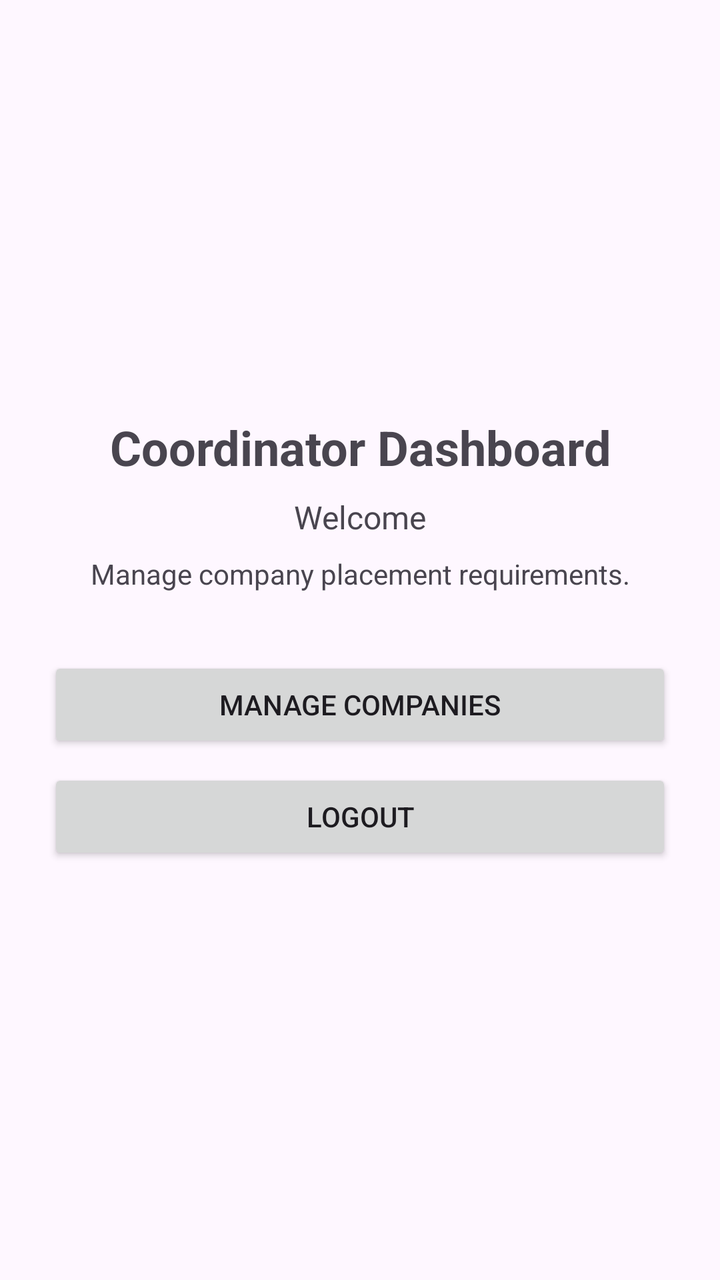
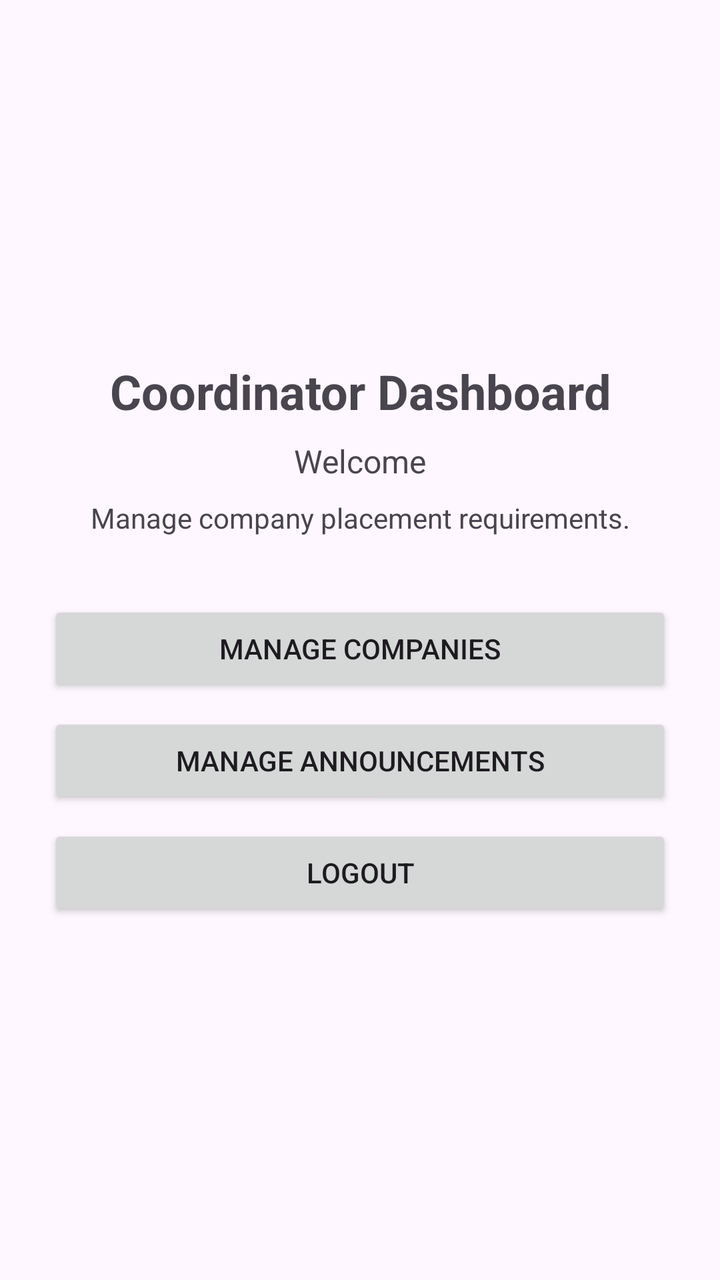

An Android layout rendered at two revisions. The XML below is the earlier revision; the diff shows what the commit changed to produce the second picture.
<!-- AndroidManifest.xml: application theme Theme.StudentSkillsPlacementTracker -->
<!-- res/layout/activity_coordinator_home.xml -->
<?xml version="1.0" encoding="utf-8"?>
<LinearLayout xmlns:android="http://schemas.android.com/apk/res/android"
    android:layout_width="match_parent"
    android:layout_height="match_parent"
    android:orientation="vertical"
    android:gravity="center"
    android:padding="24dp">

    <TextView
        android:id="@+id/coordinatorHomeTitleTextView"
        android:layout_width="wrap_content"
        android:layout_height="wrap_content"
        android:text="@string/coordinator_home_title"
        android:textSize="24sp"
        android:textStyle="bold"
        android:gravity="center"
        android:layout_marginBottom="8dp" />

    <TextView
        android:id="@+id/coordinatorWelcomeTextView"
        android:layout_width="match_parent"
        android:layout_height="wrap_content"
        android:text="@string/coordinator_home_welcome_unknown"
        android:textSize="16sp"
        android:gravity="center"
        android:layout_marginBottom="8dp" />

    <TextView
        android:layout_width="match_parent"
        android:layout_height="wrap_content"
        android:text="@string/coordinator_home_subtitle"
        android:textSize="14sp"
        android:gravity="center"
        android:layout_marginBottom="32dp" />

    <Button
        android:id="@+id/manageCompaniesButton"
        android:layout_width="match_parent"
        android:layout_height="wrap_content"
        android:layout_marginBottom="8dp"
        android:text="@string/btn_manage_companies" />

    <Button
        android:id="@+id/logoutButton"
        android:layout_width="match_parent"
        android:layout_height="wrap_content"
        android:text="@string/btn_logout" />

</LinearLayout>
<!-- resources referenced by this layout -->
<resources>
  <string name="btn_logout">Logout</string>
  <string name="btn_manage_companies">Manage Companies</string>
  <string name="coordinator_home_subtitle">Manage company placement requirements.</string>
  <string name="coordinator_home_title">Coordinator Dashboard</string>
  <string name="coordinator_home_welcome_unknown">Welcome</string>
  <style name="Theme.StudentSkillsPlacementTracker" parent="Base.Theme.StudentSkillsPlacementTracker" />
  <style name="Base.Theme.StudentSkillsPlacementTracker" parent="Theme.Material3.DayNight.NoActionBar">
          
          
      </style>
</resources>

<!-- the commit's change to res/layout/activity_coordinator_home.xml (unified diff, before → after) -->
@@ -41,6 +41,13 @@
         android:text="@string/btn_manage_companies" />
 
     <Button
+        android:id="@+id/manageAnnouncementsButton"
+        android:layout_width="match_parent"
+        android:layout_height="wrap_content"
+        android:layout_marginBottom="8dp"
+        android:text="@string/btn_manage_announcements" />
+
+    <Button
         android:id="@+id/logoutButton"
         android:layout_width="match_parent"
         android:layout_height="wrap_content"
<!-- resource entries referenced after the edit -->
@@ -1,6 +1,7 @@
 <!-- resources referenced by this layout -->
 <resources>
   <string name="btn_logout">Logout</string>
+  <string name="btn_manage_announcements">Manage Announcements</string>
   <string name="btn_manage_companies">Manage Companies</string>
   <string name="coordinator_home_subtitle">Manage company placement requirements.</string>
   <string name="coordinator_home_title">Coordinator Dashboard</string>
